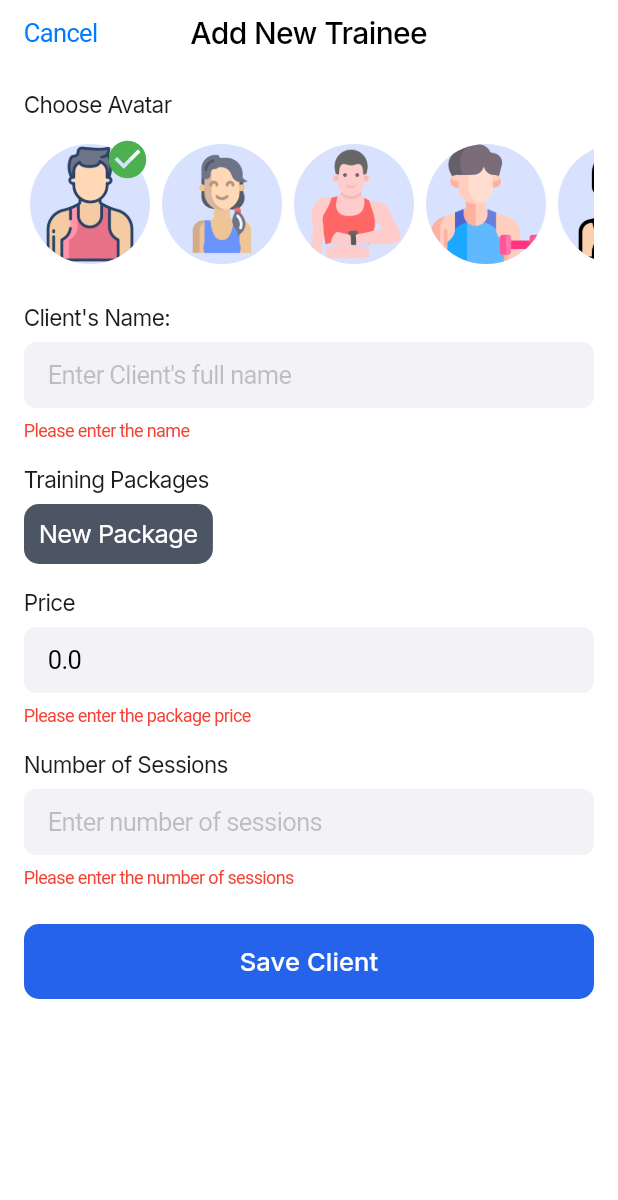
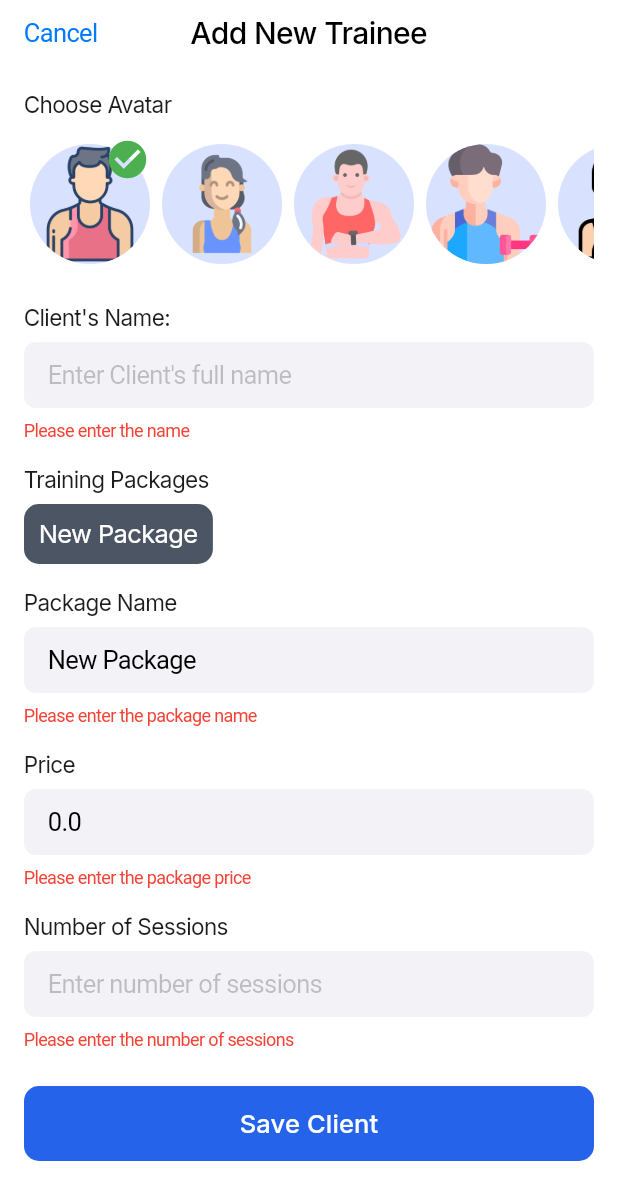
Before and after one commit to Jayarmananan1994/schedulerapp, a Flutter app: the AddClientModal screen opened directly, after a tap on "Save Client", after a tap on "New Package", on a phone screen of 412 x 824 dp. Shown: the top 1200 px of the screen. Run offline on Flutter 3.47's test engine with Material 3 defaults, Android fonts, the phone set to English and light mode, and no system bars; our stand-ins replace get_it, google_fonts, hive, hive_flutter; accounts and stored records are empty.

Commit message:
Provide custom name for the package when user not changing name

```diff
--- a/lib/modal/add_client/add_client_modal.dart
+++ b/lib/modal/add_client/add_client_modal.dart
@@ -142,8 +142,9 @@ class _AddClientModalState extends State<AddClientModal> {
               _selectedPackage!.name == packages[index].name;
           return GestureDetector(
             onTap: () {
+              String packageName = packages[index].name;
               setState(() => _selectedPackage = packages[index]);
-              _packageNameTextController.text = packages[index].name;
+              _packageNameTextController.text = packageName;
               _priceTextController.text = packages[index].cost.toString();
             },
             child: Container(
@@ -250,7 +251,9 @@ class _AddClientModalState extends State<AddClientModal> {
       );
       await _storageService.saveTrainee(newTrainee);
       await _storageService.addNewPackageToTrainee(
-        _packageNameTextController.text,
+        _packageNameTextController.text == 'New Package'
+            ? 'Package for $name'
+            : _packageNameTextController.text,
         int.parse(_noOfSessionTextController.text),
         double.parse(_priceTextController.text),
         newTrainee.id,
@@ -313,7 +316,7 @@ class _AddClientModalState extends State<AddClientModal> {
   List<Widget> _packageFormfields() {
     List<Widget> packageFields = [];
     bool isCustomPackageSelected =
-        _selectedPackage != null && _selectedPackage!.name == 'Custom Package';
+        _selectedPackage != null && _selectedPackage!.name == 'New Package';
     bool isPackageSelected = _selectedPackage != null;
     if (isCustomPackageSelected) {
       packageFields.addAll([
```
